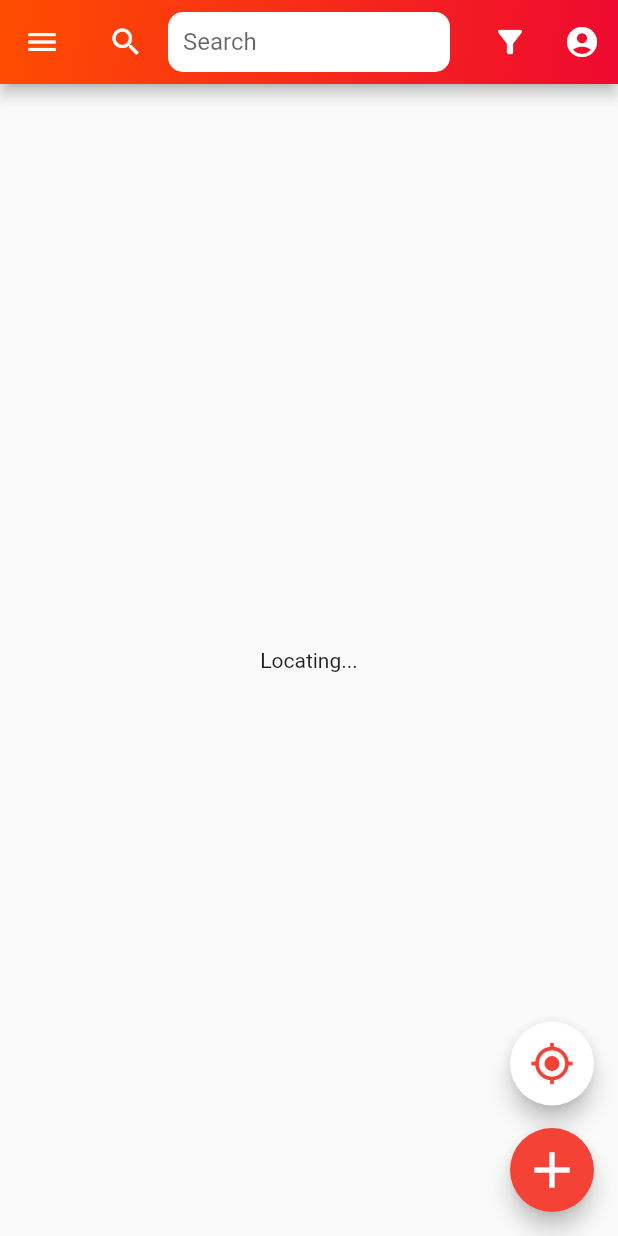
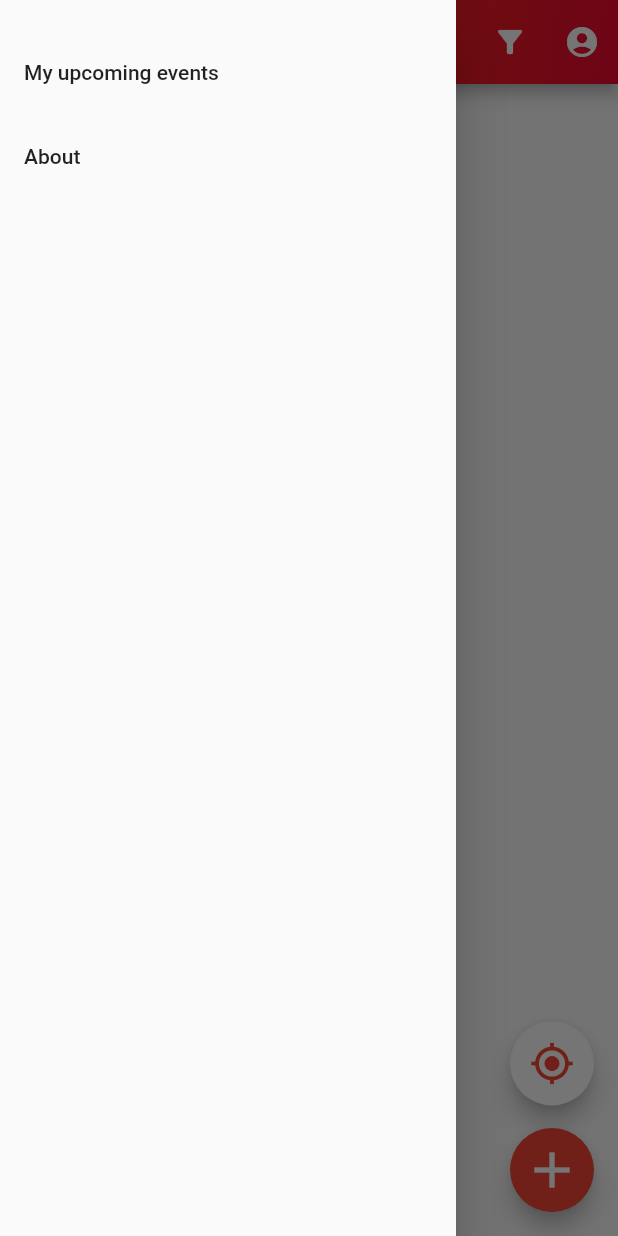
Before and after one commit to JakubBatel/PV239-sport-buddy, a Flutter app: the MainScreen screen opened directly, with the side drawer open (before the commit the screen has no drawer), on a phone screen of 412 x 824 dp. Run offline on Flutter 3.47's test engine with Material 2 defaults, Android fonts, the phone set to English and light mode, and no system bars; our stand-ins replace cloud_firestore, firebase_auth, firebase_core, firebase_storage, flutter_bloc, flutter_map and 5 more; missing offline and left inert: enum_to_string; accounts and stored records are empty.

```diff
--- a/lib/screens/main_screen.dart
+++ b/lib/screens/main_screen.dart
@@ -14,16 +14,6 @@ import 'package:sport_buddy/screens/profile_screen.dart';
 
 class MainScreen extends StatelessWidget {
   final mapController = MapController();
-
-  Widget _buildMenuButton() {
-    return IconButton(
-      icon: Icon(
-        Icons.menu,
-        color: Colors.white,
-      ),
-      onPressed: () {}, // TODO add action
-    );
-  }
 
   Widget _buildFilterButton() {
     return IconButton(
@@ -109,12 +99,29 @@ class MainScreen extends StatelessWidget {
 
   Widget _buildAppBar(BuildContext context) {
     return GradientAppBar(
-      leading: _buildMenuButton(),
       title: _buildSearchBar(),
       actions: [
         _buildFilterButton(),
         _buildProfileButton(context),
       ],
+    );
+  }
+
+  Widget _buildDrawer() {
+    return Drawer(
+      child: ListView(
+        children: [
+          SizedBox(height: 20),
+          ListTile(
+            title: Text('My upcoming events'),
+            onTap: () {}, // TODO add action
+          ),
+          ListTile(
+            title: Text('About'),
+            onTap: () {}, // TODO add action
+          ),
+        ],
+      ),
     );
   }
 
@@ -195,6 +202,7 @@ class MainScreen extends StatelessWidget {
     return Scaffold(
       appBar: _buildAppBar(context),
       body: _buildMap(),
+      drawer: _buildDrawer(),
       floatingActionButton: _buildFloatingActionButtons(context),
     );
   }
```
